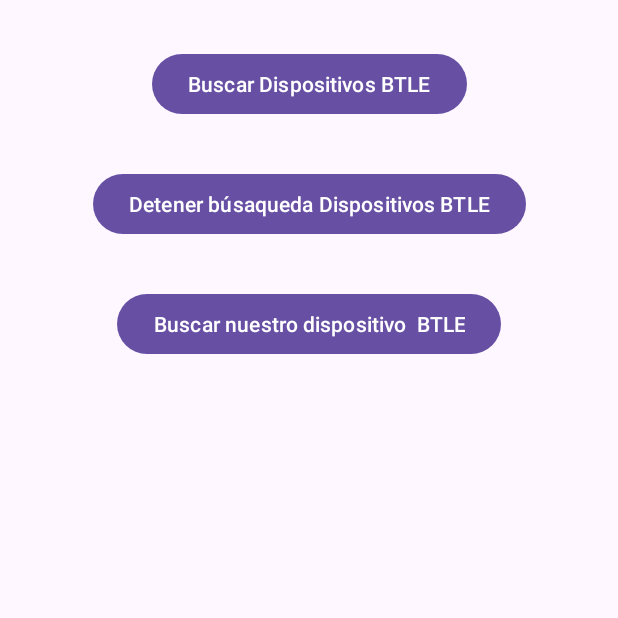
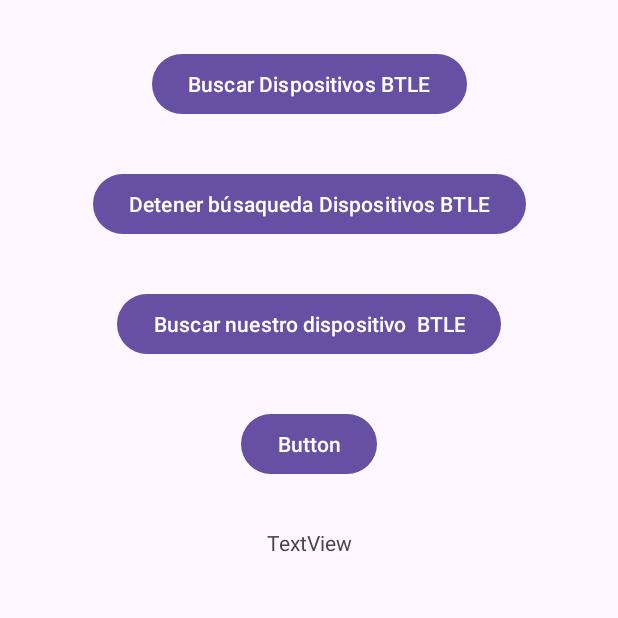
Before and after one commit to HugoBelda/BiometriaHugoBelda, an Android app: the screen it shows after launch (MainActivity), on a phone screen of 412 x 824 dp, the top half of it. Run offline under Robolectric (Android 15) with nearby library versions, the phone set to English and light mode, and no system bars.

Commit message:
Update Layout

```diff
--- a/src/Android/ReceptorBeaconsHugo/app/src/main/res/layout/activity_main.xml
+++ b/src/Android/ReceptorBeaconsHugo/app/src/main/res/layout/activity_main.xml
@@ -40,4 +40,24 @@
         app:layout_constraintStart_toStartOf="parent"
         app:layout_constraintTop_toBottomOf="@+id/botonDetenerBusquedaDispositivosBTLE" />
 
+    <Button
+        android:id="@+id/botonEnviar"
+        android:layout_width="wrap_content"
+        android:layout_height="wrap_content"
+        android:layout_marginTop="32dp"
+        android:text="Button"
+        app:layout_constraintEnd_toEndOf="parent"
+        app:layout_constraintStart_toStartOf="parent"
+        app:layout_constraintTop_toBottomOf="@+id/botonBuscarNuestroDispositivoBTLE" />
+
+    <TextView
+        android:id="@+id/elTexto"
+        android:layout_width="wrap_content"
+        android:layout_height="wrap_content"
+        android:layout_marginTop="32dp"
+        android:text="TextView"
+        app:layout_constraintEnd_toEndOf="parent"
+        app:layout_constraintStart_toStartOf="parent"
+        app:layout_constraintTop_toBottomOf="@+id/botonEnviar" />
+
 </androidx.constraintlayout.widget.ConstraintLayout>
```
